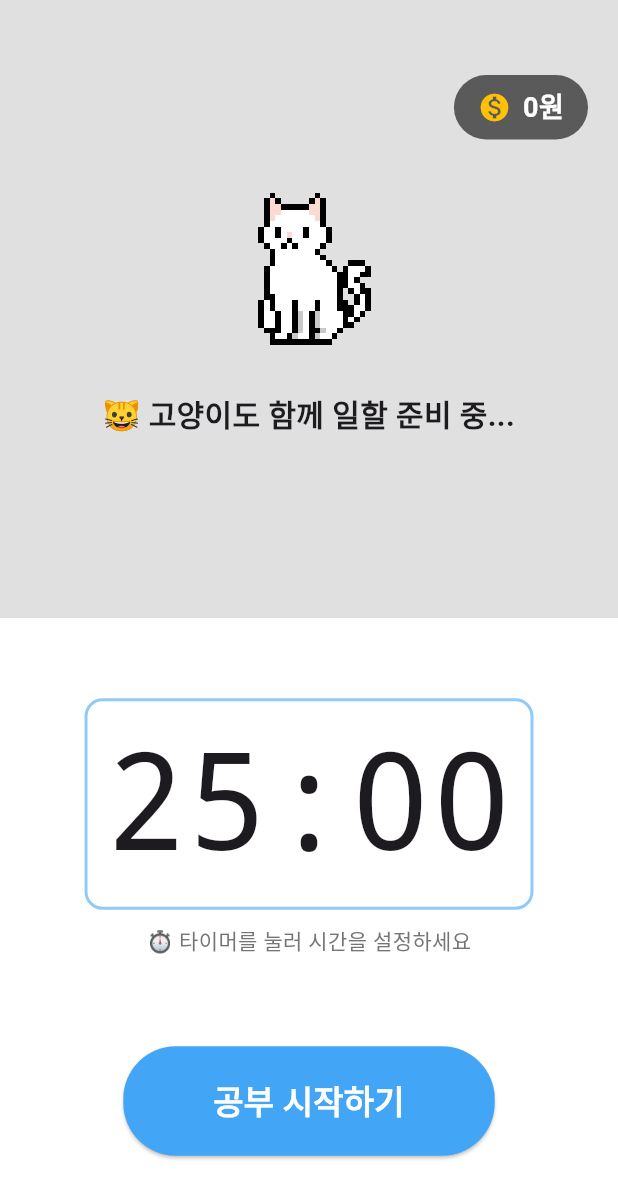
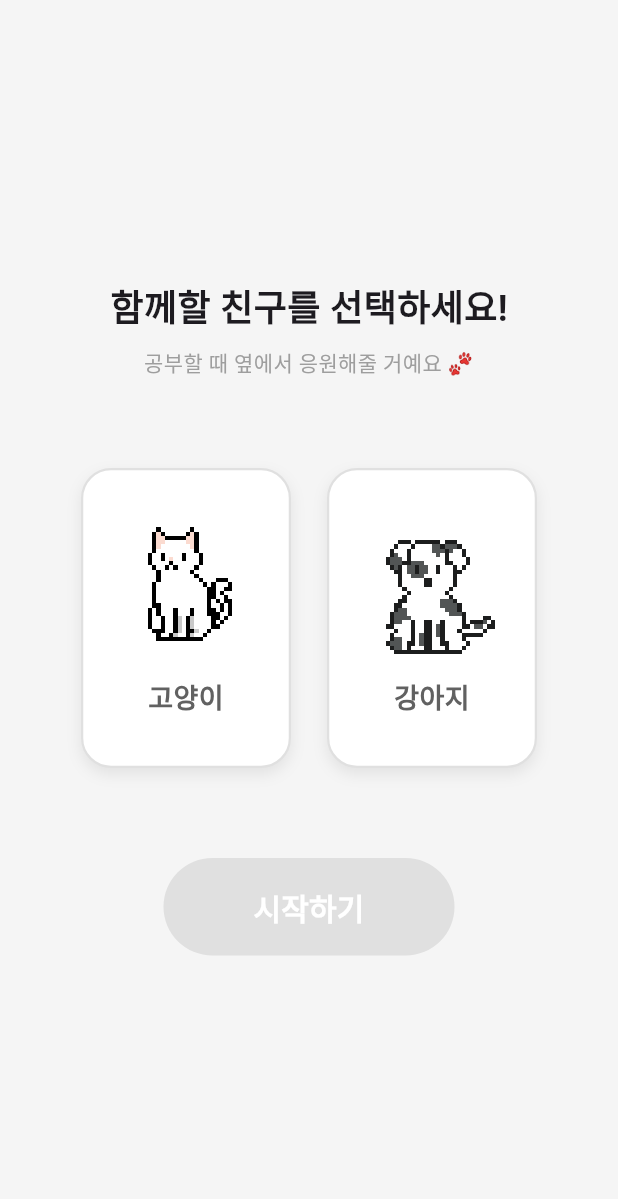
Before and after one commit to jjh454612-bit/farm_timer, a Flutter app: the screen it shows after launch, on a phone screen of 412 x 824 dp. Shown: the top 1199 px of the screen. Run offline on Flutter 3.47's test engine with Material 3 defaults, Android fonts, the phone set to English and light mode, and no system bars.

Commit message:
강아지 추가 및 캐릭터 선택 화면

```diff
--- a/lib/main.dart
+++ b/lib/main.dart
@@ -15,15 +15,221 @@ class FarmTimerApp extends StatelessWidget {
     return MaterialApp(
       debugShowCheckedModeBanner: false,
       title: '공부 농장',
-      home: const MainScreen(),
+      home: const CharacterSelectScreen(),
     );
   }
 }
 
+// ══════════════════════════════════════════
+// 캐릭터 선택 화면
+// ══════════════════════════════════════════
+class CharacterSelectScreen extends StatefulWidget {
+  const CharacterSelectScreen({super.key});
+
+  @override
+  State<CharacterSelectScreen> createState() => _CharacterSelectScreenState();
+}
+
+class _CharacterSelectScreenState extends State<CharacterSelectScreen> {
+  ui.Image? _catImage;
+  ui.Image? _dogImage;
+  int _catFrame = 0;
+  int _dogFrame = 0;
+  Timer? _frameTimer;
+  String? _selected;
+
+  @override
+  void initState() {
+    super.initState();
+    _loadImages();
+  }
+
+  Future<void> _loadImages() async {
+    try {
+      final data1 = await rootBundle.load('assets/idlecat.png');
+      final codec1 = await ui.instantiateImageCodec(data1.buffer.asUint8List());
+      final f1 = await codec1.getNextFrame();
+
+      final data2 = await rootBundle.load('assets/idledog.png');
+      final codec2 = await ui.instantiateImageCodec(data2.buffer.asUint8List());
+      final f2 = await codec2.getNextFrame();
+
+      setState(() {
+        _catImage = f1.image;
+        _dogImage = f2.image;
+      });
+
+      _frameTimer = Timer.periodic(const Duration(milliseconds: 1000), (_) {
+        setState(() {
+          _catFrame = (_catFrame + 1) % 2;
+          _dogFrame = (_dogFrame + 1) % 2;
+        });
+      });
+    } catch (e) {
+      print("❌ 로드 실패: $e");
+    }
+  }
+
+  @override
+  void dispose() {
+    _frameTimer?.cancel();
+    super.dispose();
+  }
+
+  void _onSelect(String character) {
+    setState(() => _selected = character);
+  }
+
+  void _onConfirm() {
+  if (_selected == null) return;
+
+  showDialog(
+    context: context,
+    builder: (context) => AlertDialog(
+      title: const Text("정말 선택하시겠어요?"),
+      content: const Text("한 번 선택하면 바꿀 수 없어요!"),
+      actions: [
+        TextButton(
+          onPressed: () => Navigator.pop(context), // 아니요
+          child: const Text("아니요"),
+        ),
+        ElevatedButton(
+          onPressed: () {
+            Navigator.pop(context);
+            _frameTimer?.cancel();
+            Navigator.pushReplacement(
+              context,
+              MaterialPageRoute(
+                builder: (_) => MainScreen(character: _selected!),
+              ),
+            );
+          },
+          child: const Text("예"),
+        ),
+      ],
+    ),
+  );
+}
+
+  Widget _buildCard(String character, ui.Image? image, int frame, String label) {
+    final isSelected = _selected == character;
+    return GestureDetector(
+      onTap: () => _onSelect(character),
+      child: AnimatedContainer(
+        duration: const Duration(milliseconds: 200),
+        width: 140,
+        height: 200,
+        decoration: BoxDecoration(
+          color: isSelected ? Colors.blue[50] : Colors.white,
+          borderRadius: BorderRadius.circular(20),
+          border: Border.all(
+            color: isSelected ? Colors.blue[400]! : Colors.grey[300]!,
+            width: isSelected ? 3 : 1.5,
+          ),
+          boxShadow: [
+            BoxShadow(
+              color: Colors.black.withValues(alpha: 0.08),
+              blurRadius: 8,
+              offset: const Offset(0, 4),
+            ),
+          ],
+        ),
+        child: Column(
+          mainAxisAlignment: MainAxisAlignment.center,
+          children: [
+            SizedBox(
+              width: 90,
+              height: 90,
+              child: image == null
+                  ? const CircularProgressIndicator()
+                  : CustomPaint(
+                      painter: _SpritePainter(
+                        image: image,
+                        frame: frame,
+                        totalFrames: 2,
+                      ),
+                    ),
+            ),
+            const SizedBox(height: 16),
+            Text(
+              label,
+              style: TextStyle(
+                fontSize: 18,
+                fontWeight: FontWeight.bold,
+                color: isSelected ? Colors.blue[600] : Colors.grey[700],
+              ),
+            ),
+            if (isSelected) ...[
+              const SizedBox(height: 8),
+              Icon(Icons.check_circle, color: Colors.blue[400], size: 20),
+            ]
+          ],
+        ),
+      ),
+    );
+  }
+
+  @override
+  Widget build(BuildContext context) {
+    return Scaffold(
+      backgroundColor: Colors.grey[100],
+      body: SafeArea(
+        child: Column(
+          mainAxisAlignment: MainAxisAlignment.center,
+          children: [
+            const Text(
+              "함께할 친구를 선택하세요!",
+              style: TextStyle(fontSize: 24, fontWeight: FontWeight.bold),
+            ),
+            const SizedBox(height: 8),
+            Text(
+              "공부할 때 옆에서 응원해줄 거예요 🐾",
+              style: TextStyle(fontSize: 14, color: Colors.grey[500]),
+            ),
+            const SizedBox(height: 60),
+            Row(
+              mainAxisAlignment: MainAxisAlignment.center,
+              children: [
+                _buildCard('cat', _catImage, _catFrame, '고양이'),
+                const SizedBox(width: 24),
+                _buildCard('dog', _dogImage, _dogFrame, '강아지'),
+              ],
+            ),
+            const SizedBox(height: 60),
+            ElevatedButton(
+              onPressed: _selected != null ? _onConfirm : null,
+              style: ElevatedButton.styleFrom(
+                backgroundColor: Colors.blue[400],
+                disabledBackgroundColor: Colors.grey[300],
+                padding: const EdgeInsets.symmetric(horizontal: 60, vertical: 18),
+                shape: RoundedRectangleBorder(
+                  borderRadius: BorderRadius.circular(35),
+                ),
+              ),
+              child: const Text(
+                "시작하기",
+                style: TextStyle(
+                  fontSize: 20,
+                  color: Colors.white,
+                  fontWeight: FontWeight.bold,
+                ),
+              ),
+            ),
+          ],
+        ),
+      ),
+    );
+  }
+}
+
+// ══════════════════════════════════════════
+// 메인 타이머 화면
+// ══════════════════════════════════════════
 enum AppState { idle, running, paused, fired, firedAnimating }
 
 class MainScreen extends StatefulWidget {
-  const MainScreen({super.key});
+  final String character;
+  const MainScreen({super.key, required this.character});
 
   @override
   State<MainScreen> createState() => _MainScreenState();
@@ -43,7 +249,7 @@ class _MainScreenState extends State<MainScreen> {
   ui.Image? _firedImage;
   ui.Image? _idleImage;
 
-  String _statusMessage = "🐱 고양이도 함께 일할 준비 중...";
+  String _statusMessage = "🐾 함께 일할 준비 중...";
 
   @override
   void initState() {
@@ -53,15 +259,17 @@ class _MainScreenState extends State<MainScreen> {
 
   Future<void> _loadSprites() async {
     try {
-      final data1 = await rootBundle.load('assets/workcat.png');
+      final isCat = widget.character == 'cat';
+
+      final data1 = await rootBundle.load(isCat ? 'assets/workcat.png' : 'assets/workdog.png');
       final codec1 = await ui.instantiateImageCodec(data1.buffer.asUint8List());
       final f1 = await codec1.getNextFrame();
 
-      final data2 = await rootBundle.load('assets/firedcat.png');
+      final data2 = await rootBundle.load(isCat ? 'assets/firedcat.png' : 'assets/fireddog.png');
       final codec2 = await ui.instantiateImageCodec(data2.buffer.asUint8List());
       final f2 = await codec2.getNextFrame();
 
-      final data3 = await rootBundle.load('assets/idlecat.png');
+      final data3 = await rootBundle.load(isCat ? 'assets/idlecat.png' : 'assets/idledog.png');
       final codec3 = await ui.instantiateImageCodec(data3.buffer.asUint8List());
       final f3 = await codec3.getNextFrame();
 
@@ -88,9 +296,7 @@ class _MainScreenState extends State<MainScreen> {
     _frameTimer?.cancel();
     _currentFrame = 0;
     _frameTimer = Timer.periodic(const Duration(milliseconds: 1000), (_) {
-      setState(() {
-        _currentFrame = (_currentFrame + 1) % 2;
-      });
+      setState(() => _currentFrame = (_currentFrame + 1) % 2);
     });
   }
 
@@ -98,16 +304,14 @@ class _MainScreenState extends State<MainScreen> {
     _frameTimer?.cancel();
     _currentFrame = 0;
     _frameTimer = Timer.periodic(const Duration(milliseconds: 400), (_) {
-      setState(() {
-        _currentFrame = (_currentFrame + 1) % 4;
-      });
+      setState(() => _currentFrame = (_currentFrame + 1) % (widget.character == 'cat' ? 4 : 7));
     });
   }
 
   void _startFiredAnimation() {
     _frameTimer?.cancel();
     _currentFrame = 0;
-    _frameTimer = Timer.periodic(const Duration(milliseconds: 400), (_) {
+    _frameTimer = Timer.periodic(const Duration(milliseconds: 600), (_) {
       setState(() {
         if (_currentFrame < 5) {
           _currentFrame++;
@@ -124,7 +328,7 @@ class _MainScreenState extends State<MainScreen> {
       _appState = AppState.running;
       _currentEarning = 0;
       _secondsRemaining = _totalSeconds;
-      _statusMessage = "🐱 고양이도 열심히 일하는 중!";
+      _statusMessage = "🐾 열심히 일하는 중!";
     });
     _startWorkAnimation();
     _timer = Timer.periodic(const Duration(seconds: 1), (_) {
@@ -137,7 +341,7 @@ class _MainScreenState extends State<MainScreen> {
           _currentEarning = 0;
           _timer?.cancel();
           _secondsRemaining = _totalSeconds;
-          _statusMessage = "💰 알바 성공! 고양이가 월급을 가져왔어요!";
+          _statusMessage = "💰 알바 성공! 월급을 가져왔어요!";
           _startFiredAnimation();
           _appState = AppState.firedAnimating;
         }
@@ -157,7 +361,7 @@ class _MainScreenState extends State<MainScreen> {
   void _resume() {
     setState(() {
       _appState = AppState.running;
-      _statusMessage = "🐱 고양이도 열심히 일하는 중!";
+      _statusMessage = "🐾 열심히 일하는 중!";
     });
     _startWorkAnimation();
     _timer = Timer.periodic(const Duration(seconds: 1), (_) {
@@ -170,7 +374,7 @@ class _MainScreenState extends State<MainScreen> {
           _currentEarning = 0;
           _timer?.cancel();
           _secondsRemaining = _totalSeconds;
-          _statusMessage = "💰 알바 성공! 고양이가 월급을 가져왔어요!";
+          _statusMessage = "💰 알바 성공! 월급을 가져왔어요!";
           _startFiredAnimation();
           _appState = AppState.firedAnimating;
         }
@@ -183,7 +387,7 @@ class _MainScreenState extends State<MainScreen> {
     setState(() {
       _currentEarning = 0;
       _secondsRemaining = _totalSeconds;
-      _statusMessage = "😿 주인이 한눈팔아서 고양이가 실직했어요...";
+      _statusMessage = "😿 한눈팔아서 실직했어요...";
       _appState = AppState.firedAnimating;
     });
     _startFiredAnimation();
@@ -194,33 +398,27 @@ class _MainScreenState extends State<MainScreen> {
       _appState = AppState.idle;
       _currentFrame = 0;
       _secondsRemaining = _totalSeconds;
-      _statusMessage = "🐱 고양이도 일할 준비 중...";
+      _statusMessage = "🐾 함께 일할 준비 중...";
     });
     _startIdleAnimation();
   }
 
   void _showTimerPicker() {
-    // 현재 분 단위로 변환, 5분 단위로 맞춤
     int tempMinutes = ((_totalSeconds ~/ 60) ~/ 5) * 5;
     if (tempMinutes < 10) tempMinutes = 10;
     if (tempMinutes > 120) tempMinutes = 120;
 
     showDialog(
       context: context,
-      builder: (context) {
-        return StatefulBuilder(
-          builder: (context, setDialogState) {
-            return AlertDialog(
+      builder: (context) => StatefulBuilder(
+        builder: (context, setDialogState) => AlertDialog(
           title: const Text("⏱ 타이머 설정"),
           content: Column(
             mainAxisSize: MainAxisSize.min,
             children: [
               Text(
                 "$tempMinutes 분",
-                    style: const TextStyle(
-                      fontSize: 40,
-                      fontWeight: FontWeight.bold,
-                    ),
+                style: const TextStyle(fontSize: 40, fontWeight: FontWeight.bold),
               ),
               const SizedBox(height: 8),
               Slider(
@@ -229,11 +427,9 @@ class _MainScreenState extends State<MainScreen> {
                 divisions: 22,
                 value: tempMinutes.toDouble(),
                 label: "$tempMinutes 분",
-                    onChanged: (val) {
-                      setDialogState(() {
+                onChanged: (val) => setDialogState(() {
                   tempMinutes = ((val / 5).round() * 5).clamp(10, 120);
-                      });
-                    },
+                }),
               ),
               Text(
                 "10분 ~ 120분 (5분 단위)",
@@ -257,10 +453,8 @@ class _MainScreenState extends State<MainScreen> {
               child: const Text("확인"),
             ),
           ],
-            );
-          },
-        );
-      },
+        ),
+      ),
     );
   }
 
@@ -289,7 +483,7 @@ class _MainScreenState extends State<MainScreen> {
       case AppState.firedAnimating:
         return 6;
       case AppState.running:
-        return 4;
+        return widget.character == 'cat' ? 4 : 7;
       case AppState.idle:
       case AppState.paused:
         return 2;
@@ -348,11 +542,7 @@ class _MainScreenState extends State<MainScreen> {
       ),
       child: Text(
         label,
-        style: const TextStyle(
-          fontSize: 22,
-          color: Colors.white,
-          fontWeight: FontWeight.bold,
-        ),
+        style: const TextStyle(fontSize: 22, color: Colors.white, fontWeight: FontWeight.bold),
       ),
     );
   }
@@ -367,11 +557,7 @@ class _MainScreenState extends State<MainScreen> {
       ),
       child: Text(
         label,
-        style: const TextStyle(
-          fontSize: 20,
-          color: Colors.white,
-          fontWeight: FontWeight.bold,
-        ),
+        style: const TextStyle(fontSize: 20, color: Colors.white, fontWeight: FontWeight.bold),
       ),
     );
   }
@@ -427,21 +613,14 @@ class _MainScreenState extends State<MainScreen> {
                   top: 50,
                   right: 20,
                   child: Container(
-                    padding: const EdgeInsets.symmetric(
-                      horizontal: 16,
-                      vertical: 8,
-                    ),
+                    padding: const EdgeInsets.symmetric(horizontal: 16, vertical: 8),
                     decoration: BoxDecoration(
                       color: Colors.black.withValues(alpha: 0.6),
                       borderRadius: BorderRadius.circular(25),
                     ),
                     child: Row(
                       children: [
-                        const Icon(
-                          Icons.monetization_on,
-                          color: Colors.amber,
-                          size: 22,
-                        ),
+                        const Icon(Icons.monetization_on, color: Colors.amber, size: 22),
                         const SizedBox(width: 8),
                         Text(
                           "${_totalMoney.toInt()}원",
@@ -466,7 +645,6 @@ class _MainScreenState extends State<MainScreen> {
               child: Column(
                 mainAxisAlignment: MainAxisAlignment.center,
                 children: [
-                  // idle일 때만 탭 가능, 테두리로 힌트 표시
                   GestureDetector(
                     onTap: _appState == AppState.idle ? _showTimerPicker : null,
                     child: Container(
@@ -519,18 +697,10 @@ class _SpritePainter extends CustomPainter {
   void paint(Canvas canvas, Size size) {
     final frameWidth = image.width / totalFrames;
     final src = Rect.fromLTWH(
-      frame * frameWidth,
-      0,
-      frameWidth,
-      image.height.toDouble(),
+      frame * frameWidth, 0, frameWidth, image.height.toDouble(),
     );
     final dst = Rect.fromLTWH(0, 0, size.width, size.height);
-    canvas.drawImageRect(
-      image,
-      src,
-      dst,
-      Paint()..filterQuality = FilterQuality.none,
-    );
+    canvas.drawImageRect(image, src, dst, Paint()..filterQuality = FilterQuality.none);
   }
 
   @override
```
Also changed, not shown: assets/fireddog.png (added), assets/idledog.png (added), assets/workdog.png (added). Lines whose indentation alone changed are shown as unchanged.
